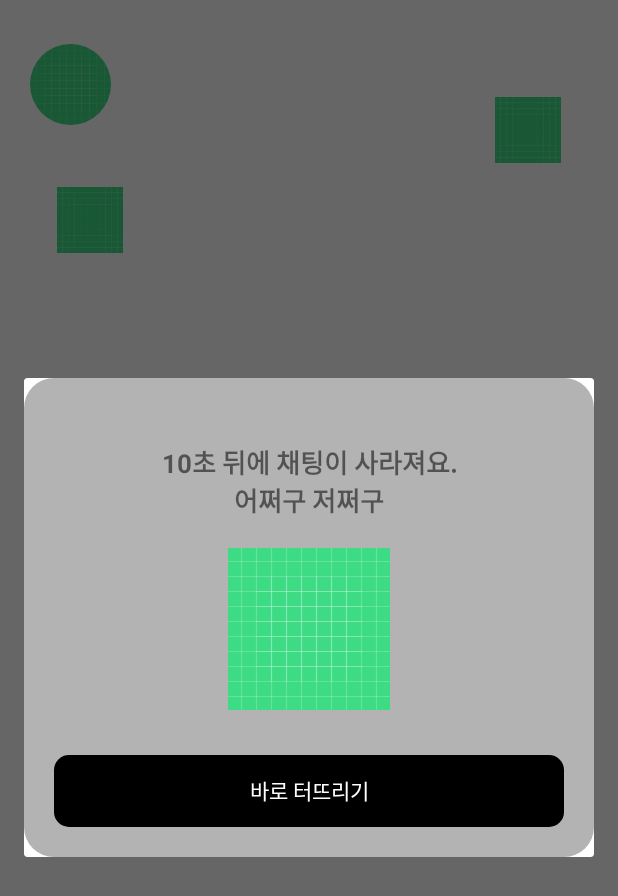
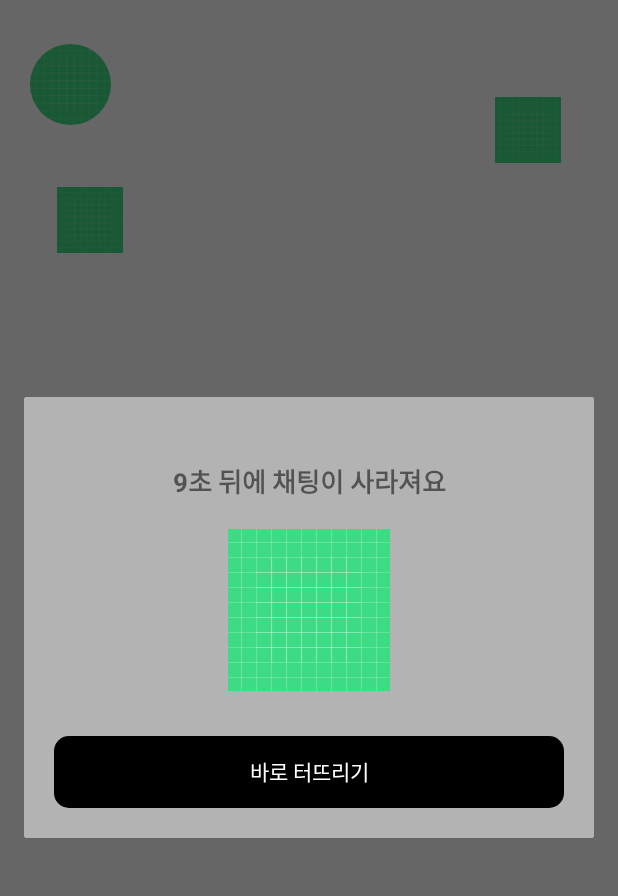
Before and after one commit to 34th-SOPT-SOPKATHON-2/Android, an Android app: the fragment SendChatFragment shown on its own in the app's theme, on a phone screen of 412 x 824 dp. Shown: the top 896 px of the screen. Run offline under Robolectric (Android 15) with nearby library versions, the phone set to English and light mode, and no system bars; our stand-ins replace data binding.

Commit message:
[feat] 다이얼로그 코루틴 구현

```diff
--- a/app/src/main/java/com/sopt/now/sopkathon/android/ui/sendchat/SendChatDialogFragment.kt
+++ b/app/src/main/java/com/sopt/now/sopkathon/android/ui/sendchat/SendChatDialogFragment.kt
@@ -3,6 +3,7 @@ package com.sopt.now.sopkathon.android.ui.sendchat
 import android.os.Bundle
 import android.view.View
 import android.view.WindowManager
+import android.widget.TextView
 import com.sopt.now.sopkathon.android.R
 import com.sopt.now.sopkathon.android.databinding.FragmentSendChatDialogBinding
 import com.sopt.now.sopkathon.android.ui.common.base.BaseDialog
@@ -32,5 +33,8 @@ class SendChatDialogFragment :
         }
     }
 
+    fun updateTimer(secondsLeft: Int) {
+        view?.findViewById<TextView>(R.id.tv_send_title)?.text = "${secondsLeft}초 뒤에 채팅이 사라져요"
+    }
 
 }
--- a/app/src/main/java/com/sopt/now/sopkathon/android/ui/sendchat/SendChatFragment.kt
+++ b/app/src/main/java/com/sopt/now/sopkathon/android/ui/sendchat/SendChatFragment.kt
@@ -2,11 +2,13 @@ package com.sopt.now.sopkathon.android.ui.sendchat
 
 import android.os.Bundle
 import android.view.View
+import androidx.lifecycle.lifecycleScope
 import androidx.navigation.fragment.navArgs
 import com.sopt.now.sopkathon.android.R
 import com.sopt.now.sopkathon.android.databinding.FragmentSendChatBinding
 import com.sopt.now.sopkathon.android.ui.chatList.ChatListFragmentArgs
 import com.sopt.now.sopkathon.android.ui.common.base.BindingFragment
+import kotlinx.coroutines.*
 
 class SendChatFragment :
     BindingFragment<FragmentSendChatBinding>(R.layout.fragment_send_chat) {
@@ -17,15 +19,25 @@ class SendChatFragment :
     override fun onViewCreated(view: View, savedInstanceState: Bundle?) {
         super.onViewCreated(view, savedInstanceState)
 
-
-
-        deleteDialog = SendChatDialogFragment()
-        deleteDialog?.show(childFragmentManager, deleteDialog?.tag)
+        showDialog()
         getNickname()
     }
 
-    private fun getNickname(){
-        val args : ChatListFragmentArgs by navArgs()
+    private fun getNickname() {
+        val args: ChatListFragmentArgs by navArgs()
+    }
 
+    private fun showDialog() {
+        deleteDialog = SendChatDialogFragment()
+        deleteDialog?.show(childFragmentManager, deleteDialog?.tag)
+
+        viewLifecycleOwner.lifecycleScope.launch {
+            repeat(10) { second ->
+                val timeLeft = 10 - second
+                deleteDialog?.updateTimer(timeLeft)
+                delay(1000)
+            }
+            deleteDialog?.dismiss()
+        }
     }
 }
--- a/app/src/main/res/layout/fragment_send_chat_dialog.xml
+++ b/app/src/main/res/layout/fragment_send_chat_dialog.xml
@@ -5,8 +5,7 @@
         xmlns:app="http://schemas.android.com/apk/res-auto"
         android:layout_width="match_parent"
         android:layout_height="wrap_content"
-        android:background="@drawable/shape_send_chat_btn_20"
-        android:backgroundTint="#B3B3B3"
+        android:background="#B3B3B3"
         android:paddingBottom="20dp">
 
         <TextView
@@ -15,7 +14,7 @@
             android:layout_height="wrap_content"
             android:layout_marginTop="43dp"
             android:gravity="center"
-            android:text="10초 뒤에 채팅이 사라져요.\n어쩌구 저쩌구"
+            android:text="10초 뒤에 채팅이 사라져요"
             android:textSize="17sp"
             android:textStyle="bold"
             app:layout_constraintEnd_toEndOf="parent"
@@ -47,4 +46,5 @@
             app:layout_constraintTop_toBottomOf="@id/img_send_main" />
 
     </androidx.constraintlayout.widget.ConstraintLayout>
+
 </layout>
```
Also changed, not shown: app/src/main/java/com/sopt/now/sopkathon/android/ui/chatList/ChatListFragment.kt (+6 -1 lines), app/src/main/res/navigation/nav_graph.xml (+9 -0 lines).
